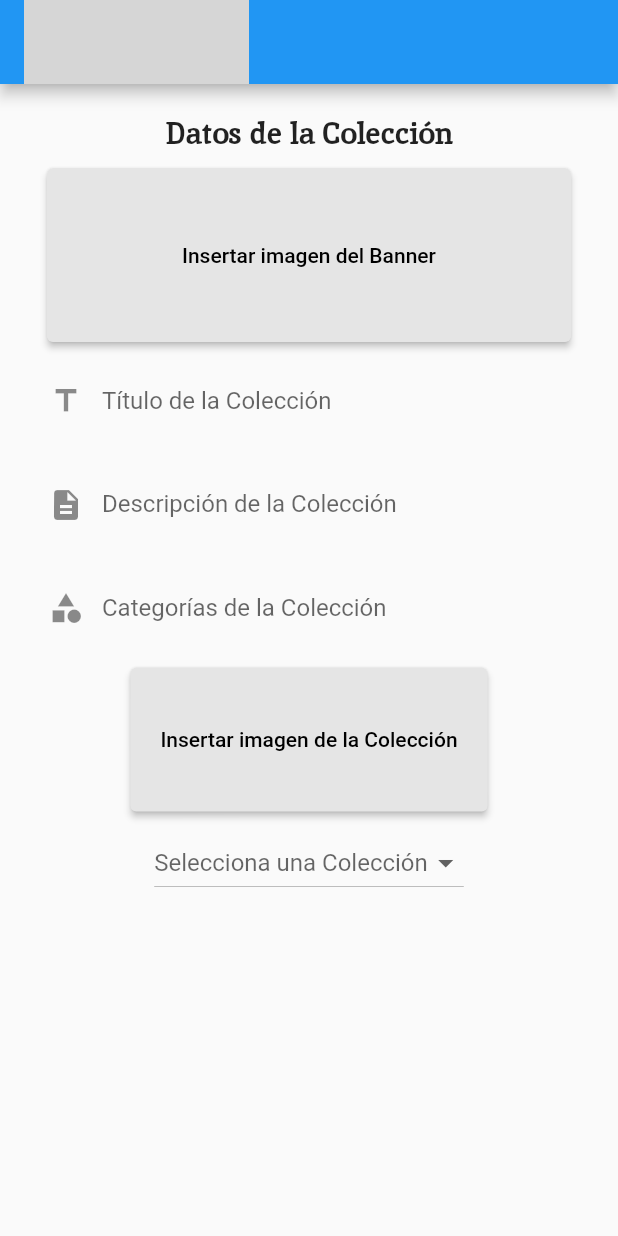
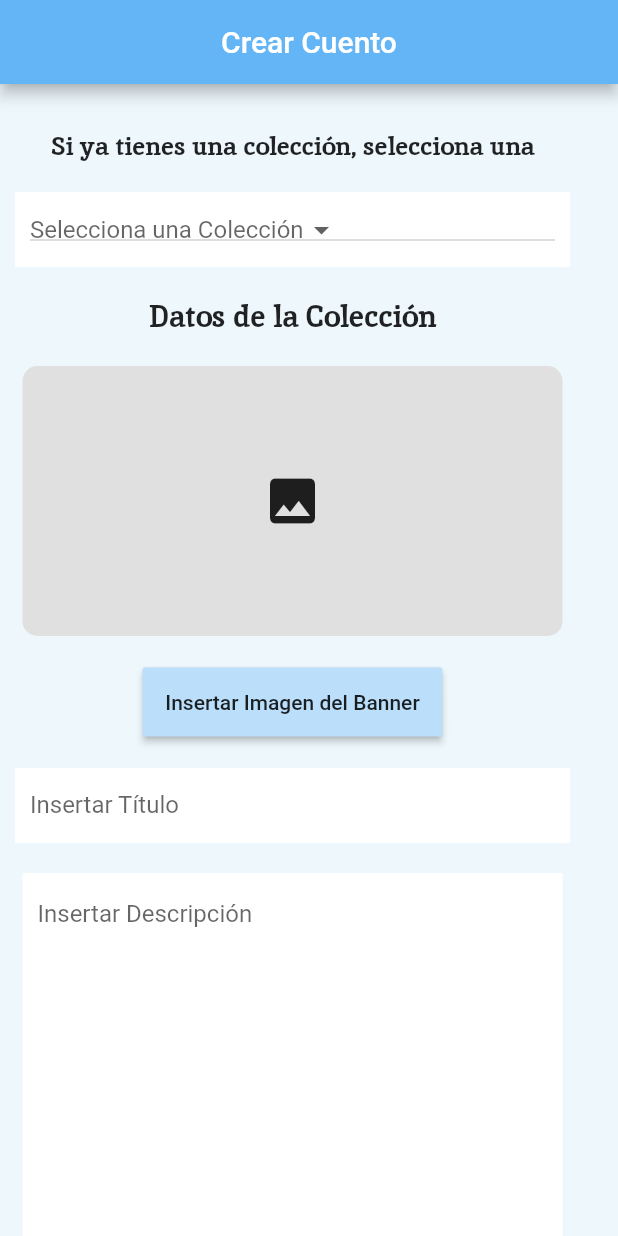
Before and after one commit to HuamanAngel/softales, a Flutter app: the screen it shows after launch, after a tap on "ACCEDER", after a tap on "Crear Historia", on a phone screen of 412 x 824 dp. Run offline on Flutter 3.47's test engine with Material 2 defaults, Android fonts, the phone set to English and light mode, and no system bars; our stand-ins replace image_picker; missing offline and left inert: flutter_secure_storage_web; grey boxes are pictures that could not be loaded.

Commit message:
CreateTale
Mejora de la creación de historia

```diff
--- a/lib/presentation/login/login_page.dart
+++ b/lib/presentation/login/login_page.dart
@@ -1,6 +1,6 @@
 import 'package:flutter/material.dart';
 import 'package:softales/presentation/providers/auth_provider.dart';
-import 'package:softales/presentation/widgets/custom_appbar.dart';
+// import 'package:softales/presentation/widgets/custom_appbar.dart';
 import 'package:softales/presentation/login/register_page.dart';
 import 'package:provider/provider.dart';
 
@@ -16,7 +16,7 @@ class LoginPage extends StatelessWidget {
         primarySwatch: Colors.blue,
       ),
       home: Scaffold(
-          appBar: customAppBar(context),
+          // appBar: customAppBar(context),
           resizeToAvoidBottomInset: false,
           body: SingleChildScrollView(
             child: Column(
@@ -74,13 +74,16 @@ class LoginPage extends StatelessWidget {
                         )
                       ],
                     )),
-                Builder(builder: (context) => TextButton(onPressed: () => {
-                  Navigator.push(
-                    context,
-                    MaterialPageRoute(builder: (context) => const RegisterPage()),
-                  )
-                }, child: const Text('¿Eres nuevo por aquí? Regístrate'))),
-
+                Builder(
+                    builder: (context) => TextButton(
+                        onPressed: () => {
+                              Navigator.push(
+                                context,
+                                MaterialPageRoute(
+                                    builder: (context) => const RegisterPage()),
+                              )
+                            },
+                        child: const Text('¿Eres nuevo por aquí? Regístrate'))),
               ],
             ),
           )),
--- a/lib/presentation/profile/update_page.dart
+++ b/lib/presentation/profile/update_page.dart
@@ -1,8 +1,7 @@
 import 'package:flutter/material.dart';
 import 'package:softales/presentation/providers/auth_provider.dart';
-import 'package:softales/presentation/widgets/custom_appbar.dart';
+// import 'package:softales/presentation/widgets/custom_appbar.dart';
 import 'package:provider/provider.dart';
-
 
 class UpdateProfilePage extends StatelessWidget {
   const UpdateProfilePage({Key? key}) : super(key: key);
@@ -16,7 +15,7 @@ class UpdateProfilePage extends StatelessWidget {
         primarySwatch: Colors.blue,
       ),
       home: Scaffold(
-          appBar: customAppBar(context),
+          // appBar: customAppBar(context),
           resizeToAvoidBottomInset: false,
           body: SingleChildScrollView(
             child: Column(
@@ -91,8 +90,7 @@ class UpdateProfilePage extends StatelessWidget {
                           margin: const EdgeInsets.all(20),
                         ),
                         MaterialButton(
-                          onPressed: () {
-                          },
+                          onPressed: () {},
                           minWidth: 760.0,
                           height: 60.0,
                           color: const Color(0xFF007DBC),
--- a/lib/presentation/tales/create_tale.dart
+++ b/lib/presentation/tales/create_tale.dart
@@ -1,7 +1,5 @@
 import 'dart:io';
-
 import 'package:flutter/material.dart';
-import 'package:softales/presentation/widgets/custom_appbar.dart';
 import 'package:image_picker/image_picker.dart';
 
 class CreateTale extends StatefulWidget {
@@ -11,121 +9,152 @@ class CreateTale extends StatefulWidget {
   State<CreateTale> createState() => _CreateTaleState();
 }
 
-List<File> myFile = [];
-ImagePicker? picker;
-
 class _CreateTaleState extends State<CreateTale> {
+  File? file;
+  File? file2;
+  ImagePicker image = ImagePicker();
   @override
   Widget build(BuildContext context) {
     return MaterialApp(
         debugShowCheckedModeBanner: false,
-        theme: ThemeData(
-          primarySwatch: Colors.blue,
-        ),
         home: Scaffold(
-          appBar: customAppBar(context),
+          backgroundColor: const Color.fromRGBO(237, 247, 252, 1),
+          appBar: AppBar(
+            title: const Text('Crear Cuento'),
+            centerTitle: true,
+            backgroundColor: Colors.blue.shade300,
+          ),
           resizeToAvoidBottomInset: false,
           body: SingleChildScrollView(
             child: Column(
               children: <Widget>[
                 Padding(
-                  padding: const EdgeInsets.all(20),
+                  padding: const EdgeInsets.all(10),
                   child: Column(
                     children: <Widget>[
+                      const SizedBox(height: 20),
+                      const Text("Si ya tienes una colección, selecciona una",
+                          textAlign: TextAlign.center,
+                          style: TextStyle(
+                              fontSize: 17,
+                              fontWeight: FontWeight.bold,
+                              fontFamily: 'Inika')),
+                      const SizedBox(height: 20),
+                      Container(
+                        height: 50,
+                        width: 370,
+                        color: Colors.white,
+                        padding: const EdgeInsets.all(10),
+                        child: DropdownButton(
+                          hint: const Text("Selecciona una Colección"),
+                          items: const [
+                            DropdownMenuItem(
+                              value: 1,
+                              child: Text("Colección A"),
+                            ),
+                            DropdownMenuItem(
+                              value: 2,
+                              child: Text("Colección B"),
+                            ),
+                            DropdownMenuItem(
+                              value: 3,
+                              child: Text("Colección C"),
+                            ),
+                          ],
+                          onChanged: (value) {
+                            setState(() {});
+                          },
+                        ),
+                      ),
+                      const SizedBox(height: 20),
                       const Text("Datos de la Colección",
                           textAlign: TextAlign.left,
                           style: TextStyle(
                               fontSize: 20,
                               fontWeight: FontWeight.bold,
                               fontFamily: 'Inika')),
-                      const SizedBox(height: 10),
-                      ElevatedButton(
-                        onPressed: () async {
-                          var file = await picker?.pickImage(
-                              source: ImageSource.gallery);
-
-                          setState(() {
-                            myFile.add(File(file!.path));
-                          });
+                      const SizedBox(height: 20),
+                      Container(
+                        height: 180,
+                        width: 360,
+                        decoration: BoxDecoration(
+                          color: Colors.grey.shade300,
+                          borderRadius: BorderRadius.circular(10),
+                        ),
+                        child: file == null
+                            ? const Icon(Icons.image, size: 40)
+                            : Image.file(file!, fit: BoxFit.fill),
+                      ),
+                      const SizedBox(height: 20),
+                      MaterialButton(
+                        onPressed: () {
+                          getGalleryImageBanner();
                         },
-                        style: ButtonStyle(
-                          padding: MaterialStateProperty.all<EdgeInsets>(
-                              const EdgeInsets.only(
-                                  top: 50, bottom: 50, left: 90, right: 90)),
-                          backgroundColor: MaterialStateProperty.all<Color>(
-                              const Color(0xFFE5E5E5)),
-                        ),
-                        child: const Text("Insertar imagen del Banner",
-                            style: TextStyle(color: Colors.black)),
+                        color: Colors.blue.shade100,
+                        padding: const EdgeInsets.all(15),
+                        child: const Text('Insertar Imagen del Banner'),
                       ),
-                      const SizedBox(height: 10),
-                      const TextField(
-                        textAlign: TextAlign.start,
-                        decoration: InputDecoration(
-                          border: InputBorder.none,
-                          labelText: 'Título de la Colección',
-                          prefixIcon: Icon(Icons.title),
-                          hoverColor: Color(0xFFE5E5E5),
+                      const SizedBox(height: 20),
+                      Container(
+                        height: 50,
+                        width: 370,
+                        color: Colors.white,
+                        child: const TextField(
+                          textAlign: TextAlign.start,
+                          decoration: InputDecoration(
+                            labelText: 'Insertar Título',
+                            contentPadding: EdgeInsets.all(10),
+                            border: InputBorder.none,
+                          ),
                         ),
                       ),
-                      const SizedBox(height: 10),
-                      const TextField(
-                        textAlign: TextAlign.start,
-                        decoration: InputDecoration(
-                          border: InputBorder.none,
-                          labelText: 'Descripción de la Colección',
-                          prefixIcon: Icon(Icons.description),
-                          hoverColor: Color(0xFFE5E5E5),
+                      const SizedBox(height: 20),
+                      Container(
+                        height: 300,
+                        width: 360,
+                        color: Colors.white,
+                        child: const TextField(
+                          textAlign: TextAlign.start,
+                          decoration: InputDecoration(
+                              border: InputBorder.none,
+                              labelText: 'Insertar Descripción',
+                              contentPadding: EdgeInsets.all(10)),
                         ),
                       ),
-                      const SizedBox(height: 10),
-                      const TextField(
-                        textAlign: TextAlign.start,
-                        decoration: InputDecoration(
-                          border: InputBorder.none,
-                          labelText: 'Categorías de la Colección',
-                          prefixIcon: Icon(Icons.category),
-                          hoverColor: Color(0xFFE5E5E5),
+                      const SizedBox(height: 20),
+                      Container(
+                        height: 50,
+                        width: 370,
+                        color: Colors.white,
+                        child: const TextField(
+                          textAlign: TextAlign.start,
+                          decoration: InputDecoration(
+                            labelText: 'Insertar Categorías separadas por coma',
+                            contentPadding: EdgeInsets.all(10),
+                            border: InputBorder.none,
+                          ),
                         ),
                       ),
-                      const SizedBox(height: 10),
-                      ElevatedButton(
-                        onPressed: () async {
-                          var file = await picker?.pickImage(
-                              source: ImageSource.gallery);
-
-                          setState(() {
-                            myFile.add(File(file!.path));
-                          });
+                      const SizedBox(height: 20),
+                      Container(
+                        height: 180,
+                        width: 160,
+                        decoration: BoxDecoration(
+                          color: Colors.grey.shade300,
+                          borderRadius: BorderRadius.circular(10),
+                        ),
+                        child: file2 == null
+                            ? const Icon(Icons.image, size: 40)
+                            : Image.file(file2!, fit: BoxFit.fill),
+                      ),
+                      const SizedBox(height: 20),
+                      MaterialButton(
+                        onPressed: () {
+                          getGalleryImageProfile();
                         },
-                        style: ButtonStyle(
-                          padding: MaterialStateProperty.all<EdgeInsets>(
-                              const EdgeInsets.only(
-                                  top: 40, bottom: 40, left: 20, right: 20)),
-                          backgroundColor: MaterialStateProperty.all<Color>(
-                              const Color(0xFFE5E5E5)),
-                        ),
-                        child: const Text("Insertar imagen de la Colección",
-                            style: TextStyle(color: Colors.black)),
-                      ),
-                      const SizedBox(height: 10),
-                      DropdownButton(
-                        hint: const Text("Selecciona una Colección"),
-                        items: const [
-                          DropdownMenuItem(
-                            value: 1,
-                            child: Text("Colección A"),
-                          ),
-                          DropdownMenuItem(
-                            value: 2,
-                            child: Text("Colección B"),
-                          ),
-                          DropdownMenuItem(
-                            value: 3,
-                            child: Text("Colección C"),
-                          ),
-                        ],
-                        onChanged: (value) {},
+                        color: Colors.blue.shade100,
+                        padding: const EdgeInsets.all(15),
+                        child: const Text('Insertar Imagen de Portada'),
                       ),
                     ],
                   ),
@@ -135,4 +164,18 @@ class _CreateTaleState extends State<CreateTale> {
           ),
         ));
   }
+
+  getGalleryImageBanner() async {
+    var img = await image.getImage(source: ImageSource.gallery);
+    setState(() {
+      file = File(img!.path);
+    });
+  }
+
+  getGalleryImageProfile() async {
+    var img2 = await image.getImage(source: ImageSource.gallery);
+    setState(() {
+      file2 = File(img2!.path);
+    });
+  }
 }
--- a/lib/presentation/widgets/custom_appbar.dart
+++ b/lib/presentation/widgets/custom_appbar.dart
@@ -1,8 +1,8 @@
-import 'package:flutter/material.dart';
+// import 'package:flutter/material.dart';
 
-// Esta es la chamba de Manuel
-AppBar customAppBar(BuildContext context) {
-  return AppBar(
-    title: Image.asset("assets/LogoHeader.png", width: 150),
-  );
-}
+// // Esta es la chamba de Manuel
+// AppBar customAppBar(BuildContext context) {
+//   return AppBar(
+//     title: Image.asset("assets/LogoHeader.png", width: 150),
+//   );
+// }
```
